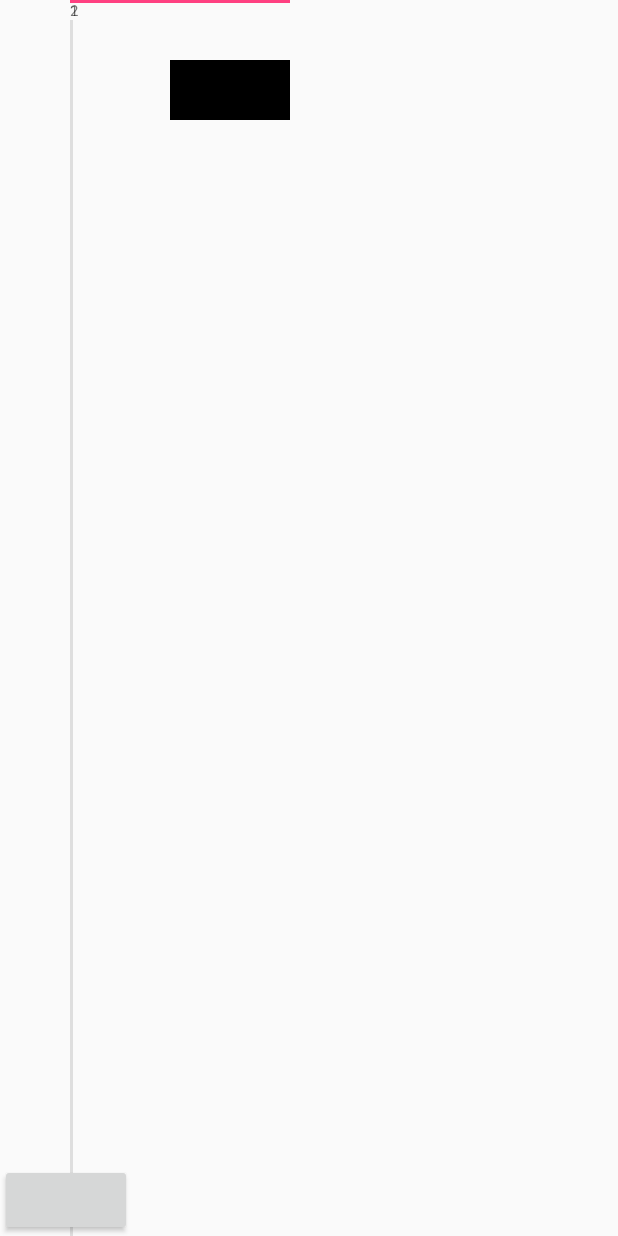
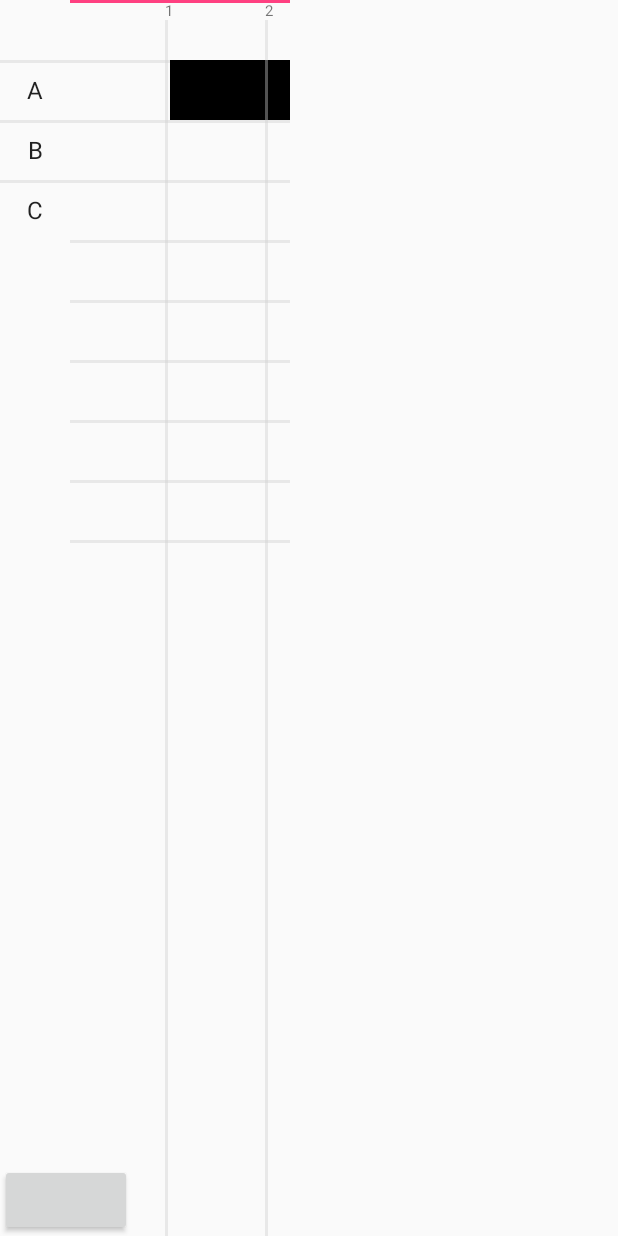
Before and after one commit to RafaelBarbosatec/Escalonamento_Processos, an Android app: the screen it shows after launch (MainActivity), after a tap on an icon or button, on a phone screen of 412 x 824 dp. Run offline under Robolectric (Android 15) with nearby library versions, the phone set to English and light mode, and no system bars.

Commit message:
finalizado grafico de gannt

```diff
--- a/app/src/main/AndroidManifest.xml
+++ b/app/src/main/AndroidManifest.xml
@@ -16,6 +16,7 @@
                 <category android:name="android.intent.category.LAUNCHER" />
             </intent-filter>
         </activity>
+        <activity android:name=".CadastroActivity"></activity>
     </application>
 
 </manifest>
--- /dev/null
+++ b/app/src/main/java/rafael/barbosa/escalonamento/CadastroActivity.java
@@ -0,0 +1,15 @@
+package rafael.barbosa.escalonamento;
+
+import android.support.v7.app.AppCompatActivity;
+import android.os.Bundle;
+
+public class CadastroActivity extends AppCompatActivity {
+
+    @Override
+    protected void onCreate(Bundle savedInstanceState) {
+        super.onCreate(savedInstanceState);
+        setContentView(R.layout.activity_cadastro);
+
+
+    }
+}
--- a/app/src/main/java/rafael/barbosa/escalonamento/MainActivity.java
+++ b/app/src/main/java/rafael/barbosa/escalonamento/MainActivity.java
@@ -62,8 +62,11 @@ public class MainActivity extends AppCompatActivity {
         itemTimeLineList.add(itemTimeLine);
 
         timeLine.setProcessoList(itemTimeLineList);
-
-
+        List<String> nomes = new ArrayList<>();
+        nomes.add("A");
+        nomes.add("B");
+        nomes.add("C");
+        timeLine.setNomesProcessos(nomes);
         bt_start.setOnClickListener(new View.OnClickListener() {
             @Override
             public void onClick(View view) {
@@ -152,7 +155,3 @@ public class MainActivity extends AppCompatActivity {
         }.start();
     }*/
 }
-
-interface TimeProcessoListern{
-    void finish();
-}
--- a/app/src/main/java/rafael/barbosa/escalonamento/util/TimeLineView.java
+++ b/app/src/main/java/rafael/barbosa/escalonamento/util/TimeLineView.java
@@ -5,11 +5,14 @@ import android.os.CountDownTimer;
 import android.util.AttributeSet;
 import android.view.LayoutInflater;
 import android.view.View;
+import android.widget.ArrayAdapter;
 import android.widget.FrameLayout;
 import android.widget.HorizontalScrollView;
 import android.widget.LinearLayout;
+import android.widget.ListView;
 import android.widget.TextView;
 
+import java.util.ArrayList;
 import java.util.List;
 
 import rafael.barbosa.escalonamento.Model.ItemTimeLine;
@@ -21,19 +24,21 @@ import rafael.barbosa.escalonamento.R;
 
 public class TimeLineView extends LinearLayout {
 
+    private HorizontalScrollView horizontal_scroll;
+    private TextView tv_tempo, tv_sobrecarga, tv_espaco;
+    private FrameLayout.LayoutParams param;
+    private FrameLayout.LayoutParams paramLinha;
     private FrameLayout frame_layout;
-    private HorizontalScrollView horizontal_scroll;
-    private LinearLayout ll_linhas;
+    private ListView list_nome_processo;
+    private ArrayAdapter<String> adapterNomes;
     private TextView timeline;
     private View linha;
     private LayoutInflater inflater;
-    private TextView tv_tempo, tv_sobrecarga, tv_espaco;
-    private FrameLayout.LayoutParams param;
-    private LinearLayout.LayoutParams paramLinha;
-    int marginaux = 0;
-    int countLine = 1;
-    int countSegundos = 1;
-    int aux_sequencia = 0;
+    int marginaux = 0; // auxilia a saber qual a distacia a esquerda deve ta o item
+    int countLine = 1; // conta os segundos da simulação das linhas(topo)
+    int countSegundos = 1; // conta os segundos individuais de cada item ao simular
+    int aux_sequencia = 0; // controla quantidade de itens na simulação
+    private Context context;
     private List<ItemTimeLine> itemTimeLineList;
 
     public TimeLineView(Context context) {
@@ -51,16 +56,23 @@ public class TimeLineView extends LinearLayout {
     }
 
     private void initControl(Context context, AttributeSet attrs) {
+        this.context = context;
         inflater = (LayoutInflater) context.getSystemService(Context.LAYOUT_INFLATER_SERVICE);
         inflater.inflate(R.layout.timeline_layout, this);
         assignUiElements();
     }
 
     private void assignUiElements() {
+        list_nome_processo = findViewById(R.id.list_nome_processo);
         frame_layout = findViewById(R.id.frame_layout);
         horizontal_scroll =  findViewById(R.id.horizontal_scroll);
-        ll_linhas =  findViewById(R.id.ll_linhas);
         timeline = findViewById(R.id.timeline);
+    }
+
+
+    public void setNomesProcessos(List<String> nomesProcessos) {
+        adapterNomes = new ArrayAdapter<String>(context,R.layout.simple_list_item_custom, android.R.id.text1, nomesProcessos);
+        list_nome_processo.setAdapter(adapterNomes);
     }
 
     public void addProcesso(final ItemTimeLine itemTimeLine, final TimeProcessoListern timeProcessoListern){
@@ -70,17 +82,18 @@ public class TimeLineView extends LinearLayout {
         final int timeAntSobrecarga = (time - ((itemTimeLine.getTempo()+(itemTimeLine.getTempo_chegada() - (countLine-1)))*1000));
 
         linha = inflater.inflate(R.layout.item_linha, null);
-        paramLinha = new LinearLayout.LayoutParams(LinearLayout.LayoutParams.WRAP_CONTENT, LinearLayout.LayoutParams.MATCH_PARENT);
+        paramLinha = new FrameLayout.LayoutParams(FrameLayout.LayoutParams.WRAP_CONTENT, FrameLayout.LayoutParams.MATCH_PARENT);
+
         View item = inflater.inflate(R.layout.item_escalonamento, null);
+        param = new FrameLayout.LayoutParams(FrameLayout.LayoutParams.WRAP_CONTENT, FrameLayout.LayoutParams.WRAP_CONTENT);
+
         tv_tempo = item.findViewById(R.id.tv_tempo);
         tv_sobrecarga = item.findViewById(R.id.tv_sobrecarga);
         tv_espaco = item.findViewById(R.id.tv_espaco);
 
-        param = new FrameLayout.LayoutParams(FrameLayout.LayoutParams.WRAP_CONTENT, FrameLayout.LayoutParams.WRAP_CONTENT);
+        marginaux = frame_layout.getWidth();
 
-        marginaux = frame_layout.getWidth();
         param.leftMargin = marginaux;
-
         param.topMargin = margemTop;
 
         frame_layout.addView(item,param);
@@ -101,11 +114,13 @@ public class TimeLineView extends LinearLayout {
                     tv_espaco.setWidth(tv_espaco.getWidth() + 5);
                 }
 
+                //Atualiza linha timiline acima do gráfico
                 timeline.setWidth(timeline.getWidth() + 5);
 
+                //Controca quando adicionar linha vertical
                 if (l < (time-(countSegundos*1000))){
                     linha = inflater.inflate(R.layout.item_linha, null);
-                    paramLinha = new LinearLayout.LayoutParams(LinearLayout.LayoutParams.WRAP_CONTENT, LinearLayout.LayoutParams.MATCH_PARENT);
+                    paramLinha = new FrameLayout.LayoutParams(FrameLayout.LayoutParams.WRAP_CONTENT, FrameLayout.LayoutParams.MATCH_PARENT);
                     paramLinha.leftMargin = timeline.getWidth();
                     ((TextView)linha.findViewById(R.id.tv_count)).setText(countLine+"");
                     frame_layout.addView(linha,paramLinha);
@@ -113,14 +128,17 @@ public class TimeLineView extends LinearLayout {
                     countSegundos++;
                 }
 
+                //Força o scroll sempre seguir o progresso a direita
                 horizontal_scroll.fullScroll(HorizontalScrollView.FOCUS_RIGHT);
             }
 
             @Override
             public void onFinish() {
+
                 countSegundos = 1;
+
                 linha = inflater.inflate(R.layout.item_linha, null);
-                paramLinha = new LinearLayout.LayoutParams(LinearLayout.LayoutParams.WRAP_CONTENT, LinearLayout.LayoutParams.MATCH_PARENT);
+                paramLinha = new FrameLayout.LayoutParams(FrameLayout.LayoutParams.WRAP_CONTENT, FrameLayout.LayoutParams.MATCH_PARENT);
                 paramLinha.leftMargin = timeline.getWidth();
                 ((TextView)linha.findViewById(R.id.tv_count)).setText(countLine+"");
                 frame_layout.addView(linha,paramLinha);
--- /dev/null
+++ b/app/src/main/res/layout/activity_cadastro.xml
@@ -0,0 +1,9 @@
+<?xml version="1.0" encoding="utf-8"?>
+<android.support.constraint.ConstraintLayout xmlns:android="http://schemas.android.com/apk/res/android"
+    xmlns:app="http://schemas.android.com/apk/res-auto"
+    xmlns:tools="http://schemas.android.com/tools"
+    android:layout_width="match_parent"
+    android:layout_height="match_parent"
+    tools:context="rafael.barbosa.escalonamento.CadastroActivity">
+
+</android.support.constraint.ConstraintLayout>
--- /dev/null
+++ b/app/src/main/res/layout/simple_list_item_custom.xml
@@ -0,0 +1,19 @@
+<?xml version="1.0" encoding="utf-8"?>
+<FrameLayout
+    xmlns:android="http://schemas.android.com/apk/res/android"
+    android:layout_width="70px"
+    android:layout_height="60px">
+
+    <TextView
+        android:id="@android:id/text1"
+        android:layout_width="match_parent"
+        android:layout_height="60px"
+        android:textAppearance="?android:attr/textAppearanceListItemSmall"
+        android:gravity="center"
+        android:minHeight="?android:attr/listPreferredItemHeightSmall" />
+
+    <View
+        android:layout_width="match_parent"
+        android:layout_height="3px"
+        android:background="#6ccc"/>
+</FrameLayout>
--- a/app/src/main/res/layout/timeline_layout.xml
+++ b/app/src/main/res/layout/timeline_layout.xml
@@ -9,6 +9,8 @@
         android:layout_width="70px"
         android:layout_height="match_parent"
         android:elevation="4dp"
+        android:divider="@null"
+        android:dividerHeight="0dp"
         android:scrollbars="none"
         android:paddingTop="60px">
 
@@ -33,7 +35,58 @@
                 android:id="@+id/ll_linhas"
                 android:layout_width="match_parent"
                 android:layout_height="match_parent"
-                android:orientation="horizontal">
+                android:orientation="vertical">
+                <View
+                    android:layout_width="match_parent"
+                    android:layout_height="3px"
+                    android:layout_marginTop="60px"
+                    android:background="#6ccc"/>
+
+                <View
+                    android:layout_width="match_parent"
+                    android:layout_height="3px"
+                    android:layout_marginTop="57px"
+                    android:background="#6ccc"/>
+
+                <View
+                    android:layout_width="match_parent"
+                    android:layout_height="3px"
+                    android:layout_marginTop="57px"
+                    android:background="#6ccc"/>
+                <View
+                    android:layout_width="match_parent"
+                    android:layout_height="3px"
+                    android:layout_marginTop="57px"
+                    android:background="#6ccc"/>
+
+                <View
+                    android:layout_width="match_parent"
+                    android:layout_height="3px"
+                    android:layout_marginTop="57px"
+                    android:background="#6ccc"/>
+
+                <View
+                    android:layout_width="match_parent"
+                    android:layout_height="3px"
+                    android:layout_marginTop="57px"
+                    android:background="#6ccc"/>
+                <View
+                    android:layout_width="match_parent"
+                    android:layout_height="3px"
+                    android:layout_marginTop="57px"
+                    android:background="#6ccc"/>
+
+                <View
+                    android:layout_width="match_parent"
+                    android:layout_height="3px"
+                    android:layout_marginTop="57px"
+                    android:background="#6ccc"/>
+
+                <View
+                    android:layout_width="match_parent"
+                    android:layout_height="3px"
+                    android:layout_marginTop="57px"
+                    android:background="#6ccc"/>
 
             </LinearLayout>
 
```
